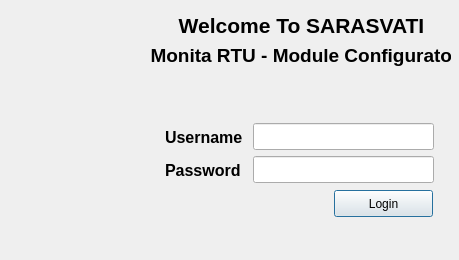
First picture: the form in view/loginform.ui, repository zenaki/RTU, before the edit.
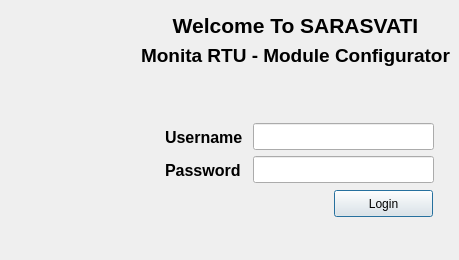
Second picture: the form after the edit. Icons and pictures are not drawn.

Diff of the .ui file:
```diff
--- a/view/loginform.ui
+++ b/view/loginform.ui
@@ -137,7 +137,7 @@
   <widget class="QLabel" name="label_4">
    <property name="geometry">
     <rect>
-     <x>156</x>
+     <x>150</x>
      <y>10</y>
      <width>291</width>
      <height>31</height>
@@ -155,9 +155,9 @@
   <widget class="QLabel" name="label_5">
    <property name="geometry">
     <rect>
-     <x>150</x>
+     <x>140</x>
      <y>40</y>
-     <width>301</width>
+     <width>311</width>
      <height>31</height>
     </rect>
    </property>
```
